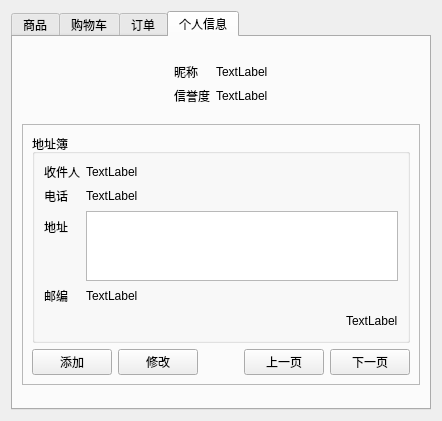
Old version of the form E-commerceMIS/buyerUI.ui in the repository Ziyeeee/DatabaseProject.
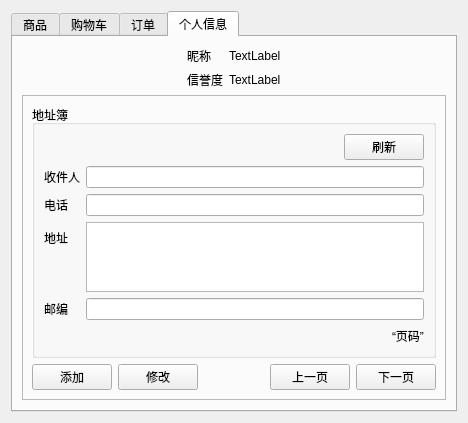
New version of the form. The open tabs and pages were chosen to show the change.

What changed in the file:
```diff
--- a/E-commerceMIS/buyerUI.ui
+++ b/E-commerceMIS/buyerUI.ui
@@ -6,8 +6,8 @@
    <rect>
     <x>0</x>
     <y>0</y>
-    <width>442</width>
-    <height>421</height>
+    <width>468</width>
+    <height>417</height>
    </rect>
   </property>
   <property name="windowTitle">
@@ -836,56 +836,34 @@
              <string>地址簿</string>
             </property>
             <layout class="QFormLayout" name="formLayout_2">
-             <item row="0" column="0">
+             <item row="1" column="0">
               <widget class="QLabel" name="Recipient">
                <property name="text">
                 <string>收件人</string>
                </property>
               </widget>
              </item>
-             <item row="0" column="1">
-              <widget class="QLabel" name="infoRnameLabel">
-               <property name="text">
-                <string>TextLabel</string>
-               </property>
-              </widget>
-             </item>
-             <item row="1" column="0">
-              <widget class="QLabel" name="Tel">
-               <property name="text">
-                <string>电话</string>
-               </property>
-              </widget>
-             </item>
              <item row="1" column="1">
-              <widget class="QLabel" name="infoTelLabel">
-               <property name="text">
-                <string>TextLabel</string>
-               </property>
-              </widget>
+              <widget class="QLineEdit" name="infoRnameLineEdit"/>
              </item>
              <item row="2" column="0">
+              <widget class="QLabel" name="Tel">
+               <property name="text">
+                <string>电话</string>
+               </property>
+              </widget>
+             </item>
+             <item row="2" column="1">
+              <widget class="QLineEdit" name="infoTelLineEdit"/>
+             </item>
+             <item row="3" column="0">
               <widget class="QLabel" name="address">
                <property name="text">
                 <string>地址</string>
                </property>
               </widget>
              </item>
-             <item row="3" column="0">
-              <widget class="QLabel" name="postcode">
-               <property name="text">
-                <string>邮编</string>
-               </property>
-              </widget>
-             </item>
              <item row="3" column="1">
-              <widget class="QLabel" name="infoPostcodeLabel">
-               <property name="text">
-                <string>TextLabel</string>
-               </property>
-              </widget>
-             </item>
-             <item row="2" column="1">
               <widget class="QTextBrowser" name="infoAddressTextBrowser">
                <property name="maximumSize">
                 <size>
@@ -893,9 +871,22 @@
                  <height>80</height>
                 </size>
                </property>
+               <property name="readOnly">
+                <bool>false</bool>
+               </property>
+              </widget>
+             </item>
+             <item row="4" column="0">
+              <widget class="QLabel" name="postcode">
+               <property name="text">
+                <string>邮编</string>
+               </property>
               </widget>
              </item>
              <item row="4" column="1">
+              <widget class="QLineEdit" name="infoPostcodeLineEdit"/>
+             </item>
+             <item row="5" column="1">
               <layout class="QHBoxLayout" name="horizontalLayout_4">
                <item>
                 <spacer name="horizontalSpacer_3">
@@ -913,7 +904,31 @@
                <item>
                 <widget class="QLabel" name="infoPageLabel">
                  <property name="text">
-                  <string>TextLabel</string>
+                  <string>“页码”</string>
+                 </property>
+                </widget>
+               </item>
+              </layout>
+             </item>
+             <item row="0" column="1">
+              <layout class="QHBoxLayout" name="horizontalLayout_20">
+               <item>
+                <spacer name="horizontalSpacer_24">
+                 <property name="orientation">
+                  <enum>Qt::Horizontal</enum>
+                 </property>
+                 <property name="sizeHint" stdset="0">
+                  <size>
+                   <width>40</width>
+                   <height>20</height>
+                  </size>
+                 </property>
+                </spacer>
+               </item>
+               <item>
+                <widget class="QPushButton" name="infoRefreshPushButton">
+                 <property name="text">
+                  <string>刷新</string>
                  </property>
                 </widget>
                </item>
```
Left out of the diff: 86 changed lines with no effect on the pictures.
